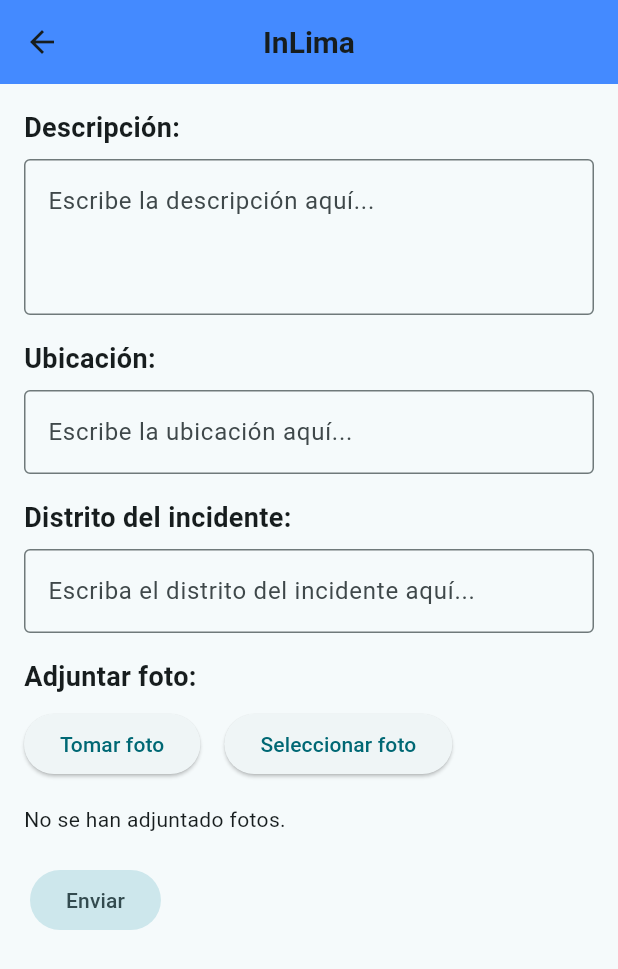
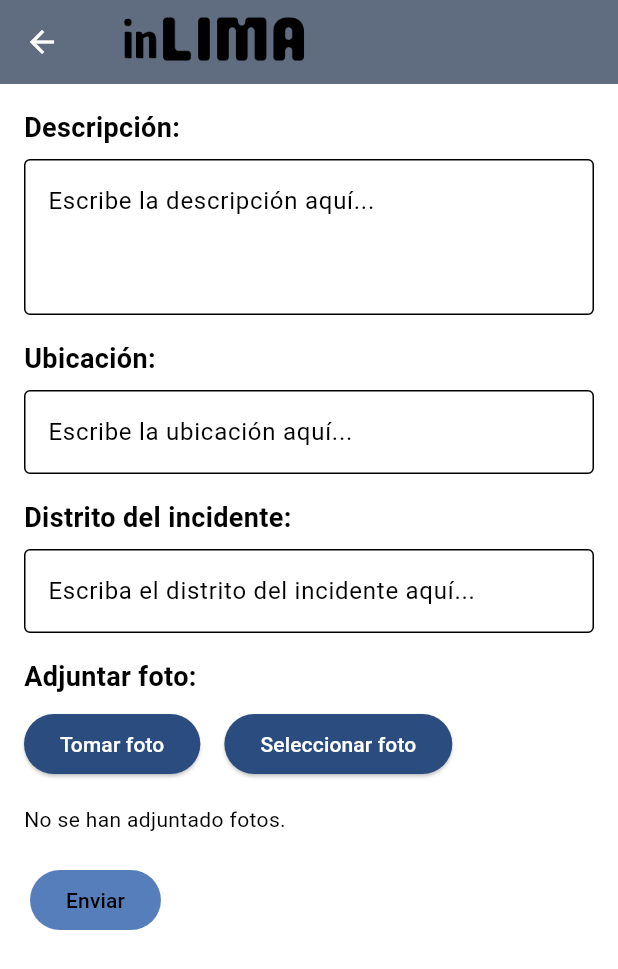
Before and after one commit to AppLima/inlima_mobile, a Flutter app: the screen it shows after launch, after a tap on "Veredas rotas", on a phone screen of 412 x 824 dp. Shown: the top 969 px of the screen. Run offline on Flutter 3.47's test engine with Material 3 defaults, Android fonts, the light colour scheme and no system bars; our stand-ins replace flutter_svg, get, image_picker; network calls fail.

Commit message:
Complaint Page v.2

```diff
--- a/assets/json/quejas.json
+++ b/assets/json/quejas.json
@@ -26,7 +26,7 @@
     },
     {
         "id": 6,
-        "name": "Invasión no autorizada de lugares públicos",
+        "name": "Invasión de lugares públicos",
         "url_svg": "https://firebasestorage.googleapis.com/v0/b/inlima-snapcloud.appspot.com/o/iconos%2Finvasion.svg?alt=media&token=c5ec1164-baaf-464b-8098-d1836151dcea"
     },
     {
--- a/lib/components/camera_button.dart
+++ b/lib/components/camera_button.dart
@@ -8,8 +8,8 @@ class CameraButton extends StatefulWidget {
 }
 
 class _CameraButtonState extends State<CameraButton> {
-  File? _image; // Aquí se guardará la imagen capturada
-  final ImagePicker _picker = ImagePicker(); // Inicializa el selector de imágenes
+  File? _image;
+  final ImagePicker _picker = ImagePicker();
 
   Future<void> _openCamera() async {
     // Abre la cámara del dispositivo
@@ -17,7 +17,7 @@ class _CameraButtonState extends State<CameraButton> {
 
     if (pickedImage != null) {
       setState(() {
-        _image = File(pickedImage.path); // Guarda la imagen en un archivo
+        _image = File(pickedImage.path);
       });
     }
   }
@@ -34,7 +34,7 @@ class _CameraButtonState extends State<CameraButton> {
         _image == null
             ? Text('No se ha capturado ninguna imagen.')
             : Image.file(
-                _image!, // Muestra la imagen capturada
+                _image!,
                 width: 300,
                 height: 300,
               ),
--- a/lib/components/complaint_button_card.dart
+++ b/lib/components/complaint_button_card.dart
@@ -1,5 +1,6 @@
 import 'package:flutter/material.dart';
 import 'package:flutter_svg/flutter_svg.dart';
+import '../configs/colors.dart';
 
 class ComplaintButtonCard extends StatelessWidget {
   final String svgPath;
@@ -13,7 +14,7 @@ class ComplaintButtonCard extends StatelessWidget {
 
   @override
   Widget build(BuildContext context) {
-    // Obtén el ancho total de la pantalla con padding
+
     double screenWidth = MediaQuery.of(context).size.width;
 
     return GestureDetector(
@@ -21,15 +22,16 @@ class ComplaintButtonCard extends StatelessWidget {
         Navigator.pushNamed(
           context,
           '/description',
-          arguments: topic, // Pasar el topic como argumento
+          arguments: topic,
         );
       },
+      child: IntrinsicHeight(
         child: Container(
-        width: screenWidth - 32, // Todo el ancho de la pantalla menos el padding
-        margin: const EdgeInsets.symmetric(vertical: 8), // Espacio vertical entre los botones
+          width: screenWidth - 32,
+          margin: const EdgeInsets.symmetric(vertical: 8),
           decoration: BoxDecoration(
-          color: Colors.blueAccent,
-          borderRadius: BorderRadius.circular(15), // Esquinas redondeadas
+            color: AppColors.lightGreyInlima,
+            borderRadius: BorderRadius.circular(15),
             boxShadow: [
               BoxShadow(
                 color: Colors.black12,
@@ -39,32 +41,34 @@ class ComplaintButtonCard extends StatelessWidget {
             ],
           ),
           child: Padding(
-          padding: const EdgeInsets.all(16.0), // Padding dentro de la tarjeta
-          child: Row(
+            padding: const EdgeInsets.all(16.0),
+            child: Column(
+              crossAxisAlignment: CrossAxisAlignment.stretch,
               children: [
-              Expanded(
-                child: SvgPicture.network(
-                  svgPath, // Cargar el SVG desde la red
+                SvgPicture.network(
+                  svgPath,
                   fit: BoxFit.contain,
+                  height: 80,
                   placeholderBuilder: (BuildContext context) =>
                       const CircularProgressIndicator(),
                 ),
-              ),
-              SizedBox(width: 16), // Espacio entre la imagen y el texto
-              Expanded(
+                const SizedBox(height: 12),
+                Flexible(
                   child: Text(
                     topic,
                     style: TextStyle(
-                    color: Colors.white,
-                    fontSize: 18,
+                      color: AppColors.textColorBlack,
+                      fontSize: 12,
                       fontWeight: FontWeight.bold,
                     ),
+                    textAlign: TextAlign.center,
                   ),
                 ),
               ],
             ),
           ),
         ),
+      ),
     );
   }
 }
--- a/lib/components/inlima_appbar.dart
+++ b/lib/components/inlima_appbar.dart
@@ -1,4 +1,6 @@
 import 'package:flutter/material.dart';
+import '../configs/colors.dart';
+
 
 class InLimaAppBar extends StatelessWidget implements PreferredSizeWidget {
   const InLimaAppBar({Key? key}) : super(key: key);
@@ -6,15 +8,13 @@ class InLimaAppBar extends StatelessWidget implements PreferredSizeWidget {
   @override
   Widget build(BuildContext context) {
     return AppBar(
-      centerTitle: true,
-      title: const Text(
-        'InLima',
-        style: TextStyle(
-          fontWeight: FontWeight.bold,
-          fontSize: 20,
-        ),
+      centerTitle: false,
+      title: Image.asset(
+        'assets/img_app/inlima_logo.png',
+        height: 60,
+        fit: BoxFit.contain,
       ),
-      backgroundColor: Colors.blueAccent,
+      backgroundColor: AppColors.tertiaryColorInlima,
       elevation: 0,
     );
   }
--- /dev/null
+++ b/lib/configs/app_theme.dart
@@ -0,0 +1,65 @@
+import 'package:flutter/material.dart';
+import 'colors.dart';
+
+class AppTheme {
+  static ThemeData lightTheme() {
+    return ThemeData(
+      brightness: Brightness.light,
+      primaryColor: AppColors.primaryColorInlima,
+      appBarTheme: AppBarTheme(
+        backgroundColor: AppColors.primaryColorInlima,
+        foregroundColor: AppColors.textColorWhite,
+      ),
+      textTheme: TextTheme(
+        displaySmall: TextStyle(
+          color: AppColors.textColorBlack,
+          fontSize: 32.0,
+        ),
+      ),
+      elevatedButtonTheme: ElevatedButtonThemeData(
+        style: ElevatedButton.styleFrom(
+          backgroundColor: AppColors.primaryColorInlima,
+          foregroundColor: AppColors.textColorWhite,
+        ),
+      ),
+      scaffoldBackgroundColor: AppColors.textColorWhite,
+      colorScheme: ColorScheme.light(
+        primary: AppColors.primaryColorInlima,
+        secondary: AppColors.secondaryColorInlima,
+      ),
+    );
+  }
+
+  // Define el tema oscuro
+  static ThemeData darkTheme() {
+    return ThemeData(
+      brightness: Brightness.dark,
+      primaryColor: AppColors.primaryColorInlima,
+      appBarTheme: AppBarTheme(
+        backgroundColor: AppColors.blackInlima,
+        foregroundColor: AppColors.textColorWhite,
+      ),
+      textTheme: TextTheme(
+        displaySmall: TextStyle(
+          color: AppColors.textColorWhite,
+          fontSize: 32.0,
+        ),
+        bodyMedium: TextStyle(
+          color: AppColors.textColorLightGray,
+          fontSize: 16.0,
+        ),
+      ),
+      elevatedButtonTheme: ElevatedButtonThemeData(
+        style: ElevatedButton.styleFrom(
+          backgroundColor: AppColors.accentColorInlima,
+          foregroundColor: AppColors.textColorWhite,
+        ),
+      ),
+      scaffoldBackgroundColor: AppColors.darkBackgroundInlima,
+      colorScheme: ColorScheme.dark(
+        primary: AppColors.primaryColorInlima,
+        secondary: AppColors.accentColorInlima,
+      ),
+    );
+  }
+}
--- a/lib/configs/colors.dart
+++ b/lib/configs/colors.dart
@@ -6,7 +6,15 @@ class AppColors {
   static const Color tertiaryColorInlima = Color(0xFF606D80);
   static const Color blackInlima = Color(0xFF201F20);
   static const Color lightGreyInlima = Color(0xFFDCE0E6);
+  static const Color darkBackgroundInlima = Color(0xFF121212);
   static const Color textColorWhite = Color(0xFFFFFFFF);
-  static const Color textColorBlack = Color(0x00000000);
+  static const Color textColorBlack = Color(0xFF000000);
   static const Color textColorLightGray = Color(0xFFA9A9A9);
+  static const Color accentColorInlima = Color(0xFFBB86FC);
+
+  static Color getColorText(BuildContext context) {
+    return Theme.of(context).brightness == Brightness.dark
+        ? textColorBlack
+        : textColorWhite;
+  }
 }
--- a/lib/main.dart
+++ b/lib/main.dart
@@ -1,6 +1,7 @@
 import 'package:flutter/material.dart';
 import 'pages/complaint/complaint_page.dart';
 import 'pages/description/description_page.dart';
+import 'configs/app_theme.dart';
 
 void main(){
   runApp(const MyApp());
@@ -13,10 +14,15 @@ class MyApp extends StatelessWidget {
   Widget build(BuildContext context) {
     return MaterialApp(
       title: 'InLima',
+
+      theme: AppTheme.lightTheme(), // Tema claro
+      darkTheme: AppTheme.darkTheme(), // Tema oscuro
+      themeMode: ThemeMode.system,
+      /*
       theme: ThemeData(
         colorScheme: ColorScheme.fromSeed(seedColor: Colors.white),
         useMaterial3: true,
-      ),
+      ),*/
 
       home: Scaffold(
         appBar: AppBar(title: const Text('Inlima')),
--- a/lib/pages/complaint/complaint_page.dart
+++ b/lib/pages/complaint/complaint_page.dart
@@ -24,7 +24,7 @@ class ComplaintPage extends StatelessWidget {
               const Text(
                 'Elige el tipo de queja:',
                 style: TextStyle(
-                  fontSize: 18,
+                  fontSize: 20,
                   fontWeight: FontWeight.bold,
                 ),
               ),
@@ -32,10 +32,10 @@ class ComplaintPage extends StatelessWidget {
               Expanded(
                 child: GridView.builder(
                   gridDelegate: const SliverGridDelegateWithFixedCrossAxisCount(
-                    crossAxisCount: 1,
+                    crossAxisCount: 3,
                     crossAxisSpacing: 16,
                     mainAxisSpacing: 16,
-                    childAspectRatio: 3,
+                    childAspectRatio: 0.6,
                   ),
                   itemCount: complaintController.complaints.length,
                   itemBuilder: (context, index) {
--- a/lib/pages/description/description_page.dart
+++ b/lib/pages/description/description_page.dart
@@ -2,7 +2,7 @@ import 'package:flutter/material.dart';
 import 'package:image_picker/image_picker.dart';
 import 'dart:io';
 import '../../components/inlima_appbar.dart';
-import '../../components/button_simple.dart'; // Importar tu botón personalizado
+import '../../components/button_simple.dart';
 
 class DescriptionPage extends StatefulWidget {
   const DescriptionPage({Key? key}) : super(key: key);
@@ -13,34 +13,31 @@ class DescriptionPage extends StatefulWidget {
 
 class _DescriptionPageState extends State<DescriptionPage> {
   final ImagePicker _picker = ImagePicker();
-  List<File> _selectedImages = []; // Lista para almacenar las imágenes seleccionadas
+  List<File> _selectedImages = [];
 
-  // Función para tomar una foto con la cámara
   Future<void> _takePhoto() async {
     final pickedImage = await _picker.pickImage(source: ImageSource.camera);
 
     if (pickedImage != null) {
       setState(() {
-        _selectedImages.add(File(pickedImage.path)); // Añadir la imagen a la lista
+        _selectedImages.add(File(pickedImage.path));
       });
     }
   }
 
-  // Función para seleccionar una imagen desde la galería
   Future<void> _selectPhoto() async {
     final pickedImage = await _picker.pickImage(source: ImageSource.gallery);
 
     if (pickedImage != null) {
       setState(() {
-        _selectedImages.add(File(pickedImage.path)); // Añadir la imagen a la lista
+        _selectedImages.add(File(pickedImage.path));
       });
     }
   }
 
-  // Función para eliminar una imagen seleccionada
   void _removePhoto(int index) {
     setState(() {
-      _selectedImages.removeAt(index); // Remover la imagen de la lista
+      _selectedImages.removeAt(index);
     });
   }
 
@@ -112,22 +109,21 @@ class _DescriptionPageState extends State<DescriptionPage> {
                 ],
               ),
 
-              // Mostrar la lista de fotos seleccionadas o tomadas
               const SizedBox(height: 16),
               _selectedImages.isEmpty
                   ? const Text('No se han adjuntado fotos.')
                   : ListView.builder(
-                      shrinkWrap: true, // Hace que el ListView se ajuste a su contenido
-                      physics: const NeverScrollableScrollPhysics(), // Evita que el ListView se desplace
+                      shrinkWrap: true,
+                      physics: const NeverScrollableScrollPhysics(),
                       itemCount: _selectedImages.length,
                       itemBuilder: (context, index) {
                         final imageFile = _selectedImages[index];
                         return ListTile(
                           leading: Icon(Icons.image),
-                          title: Text('Foto ${index + 1}'), // Nombre de la foto
+                          title: Text('Foto ${index + 1}'),
                           trailing: IconButton(
                             icon: const Icon(Icons.delete, color: Colors.red),
-                            onPressed: () => _removePhoto(index), // Eliminar la foto
+                            onPressed: () => _removePhoto(index),
                           ),
                         );
                       },
@@ -136,11 +132,10 @@ class _DescriptionPageState extends State<DescriptionPage> {
               const SizedBox(height: 16),
               ButtonSimple(
                 text: 'Enviar',
-                enabled: true, // Habilitar el botón
-                adviseContent: 'Queja enviada con éxito', // Mensaje del aviso
+                enabled: true,
+                adviseContent: 'Queja enviada con éxito',
                 onPressed: () {
                   print('Botón Enviar presionado');
-                  // No se navega a ninguna parte por ahora
                 },
               ),
             ],
--- a/pubspec.yaml
+++ b/pubspec.yaml
@@ -71,10 +71,10 @@ flutter:
   # included with your application, so that you can use the icons in
   # the material Icons class.
   uses-material-design: true
-
   # To add assets to your application, add an assets section, like this:
   assets:
     - assets/json/quejas.json
+    - assets/img_app/inlima_logo.png
 
   # An image asset can refer to one or more resolution-specific "variants", see
   # https://flutter.dev/to/resolution-aware-images
```
Also changed, not shown: assets/img_app/inlima_logo.png (added). Lines whose indentation alone changed are shown as unchanged.
